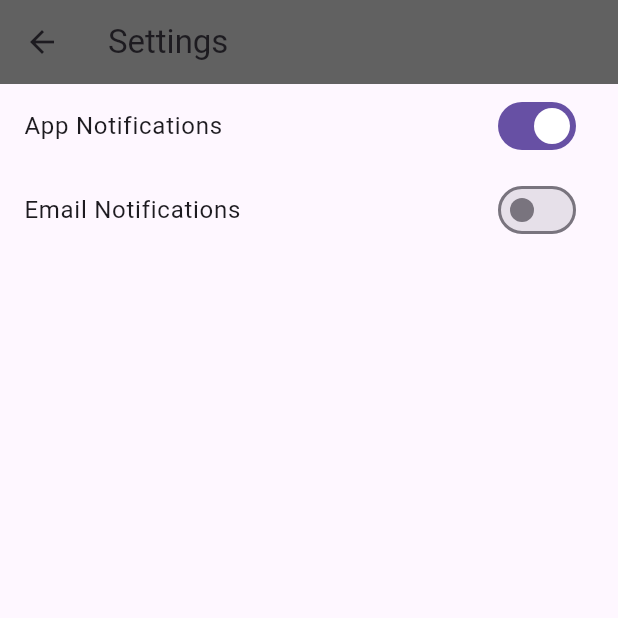
After one commit to sedratalas/HomeWork, a Flutter app: the SettingsScreen screen opened directly, after a tap on "App Notifications", on a phone screen of 412 x 824 dp, the top half of it. The commit adds this screen. Run offline on Flutter 3.47's test engine with Material 3 defaults, Android fonts, the phone set to English and light mode, and no system bars; our stand-ins replace bloc, connectivity_plus, device_preview, dio, equatable, flutter_bloc and 3 more; accounts and stored records are empty.

Commit message:
state_not_update_solution

```diff
--- /dev/null
+++ b/lib/state_not_update10/constants/enums.dart
@@ -0,0 +1,4 @@
+enum ConnectionType {
+  Wifi,
+  Mobile,
+}
--- /dev/null
+++ b/lib/state_not_update10/logic/cubit/setting_cubit.dart
@@ -0,0 +1,22 @@
+import 'package:bloc/bloc.dart';
+import 'package:equatable/equatable.dart';
+import 'package:intro_to_state_managment/state_not_update10/logic/cubit/setting_state.dart';
+import 'package:meta/meta.dart';
+
+
+class SettingsCubit extends Cubit<SettingsState> {
+  SettingsCubit()
+      : super(
+    SettingsState(
+      appNotifications: false,
+      emailNotifications: false,
+    ),
+  );
+
+  void toggleAppNotifications(bool newValue) {
+    emit(state.copyWith(appNotifications: newValue));
+  }
+
+  void toggleEmailNotifications(bool newValue) =>
+      emit(state.copyWith(emailNotifications: newValue));
+}
--- /dev/null
+++ b/lib/state_not_update10/logic/cubit/setting_state.dart
@@ -0,0 +1,30 @@
+
+import 'package:equatable/equatable.dart';
+
+
+
+class SettingsState extends Equatable {
+  final bool appNotifications;
+  final bool emailNotifications;
+
+  SettingsState({
+     required this.appNotifications,
+     required this.emailNotifications,
+  });
+
+  SettingsState copyWith({
+     bool? appNotifications,
+     bool? emailNotifications,
+  }) {
+    return SettingsState(
+      appNotifications: appNotifications ?? this.appNotifications,
+      emailNotifications: emailNotifications ?? this.emailNotifications,
+    );
+  }
+
+  @override
+  List<Object> get props => [
+    emailNotifications,
+    appNotifications,
+  ];
+}
--- /dev/null
+++ b/lib/state_not_update10/presentation/screen/setting_screen.dart
@@ -0,0 +1,64 @@
+import 'package:flutter/material.dart';
+import 'package:flutter_bloc/flutter_bloc.dart';
+
+import '../../logic/cubit/setting_cubit.dart';
+import '../../logic/cubit/setting_state.dart';
+
+
+class SettingsScreen extends StatelessWidget {
+  @override
+  Widget build(BuildContext context) {
+    return Scaffold(
+      appBar: AppBar(
+        backgroundColor: Colors.grey.shade700,
+        title: Text('Settings'),
+      ),
+      body: BlocListener<SettingsCubit, SettingsState>(
+        listener: (context, state) {
+          final notificationSnackBar = SnackBar(
+            duration: Duration(milliseconds: 700),
+            content: Text(
+              'App ' +
+                  state.appNotifications.toString().toUpperCase() +
+                  ', Email ' +
+                  state.emailNotifications.toString().toUpperCase(),
+            ),
+          );
+          Scaffold.of(context).showSnackBar(notificationSnackBar);
+        },
+        child: BlocBuilder<SettingsCubit, SettingsState>(
+          builder: (context, state) {
+            return Container(
+              child: Column(
+                children: [
+                  SwitchListTile(
+                    value: state.appNotifications,
+                    onChanged: (newValue) {
+                      context
+                          .read<SettingsCubit>()
+                          .toggleAppNotifications(newValue);
+                    },
+                    title: Text('App Notifications'),
+                  ),
+                  SwitchListTile(
+                    value: state.emailNotifications,
+                    onChanged: (newValue) {
+                      context
+                          .read<SettingsCubit>()
+                          .toggleEmailNotifications(newValue);
+                    },
+                    title: Text('Email Notifications'),
+                  ),
+                ],
+              ),
+            );
+          },
+        ),
+      ),
+    );
+  }
+}
+
+extension on ScaffoldState {
+  void showSnackBar(SnackBar notificationSnackBar) {}
+}
--- a/pubspec.yaml
+++ b/pubspec.yaml
@@ -43,6 +43,7 @@ dependencies:
   hydrated_bloc: ^10.0.0
   path_provider: ^2.1.5
   equatable: ^2.0.7
+  connectivity_plus: ^6.1.4
 
 dev_dependencies:
   flutter_test:
```
Also changed, not shown: lib/main.dart (+57 -22 lines), lib/repositery/product_repository.dart (+17 -7 lines), lib/service/product_service.dart (+5 -15 lines), lib/state_not_update10/logic/cubit/counter_cubit.dart (added, +15 -0 lines), lib/state_not_update10/logic/cubit/counter_state.dart (added, +11 -0 lines), lib/state_not_update10/logic/cubit/internet_cubit.dart (added, +43 -0 lines), lib/state_not_update10/logic/cubit/internet_state.dart (added, +15 -0 lines), lib/state_not_update10/presentation/router/app_router.dart (added, +25 -0 lines), lib/state_not_update10/presentation/screen/home_screen.dart (added, +237 -0 lines), pubspec.lock, 3 other files.
